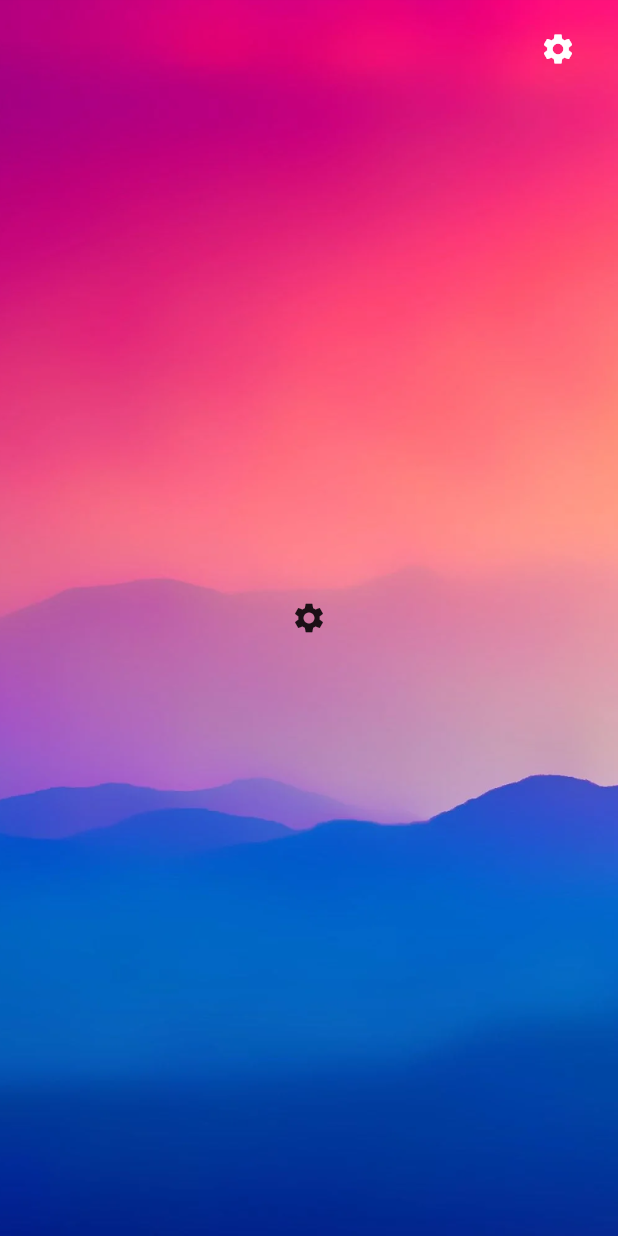
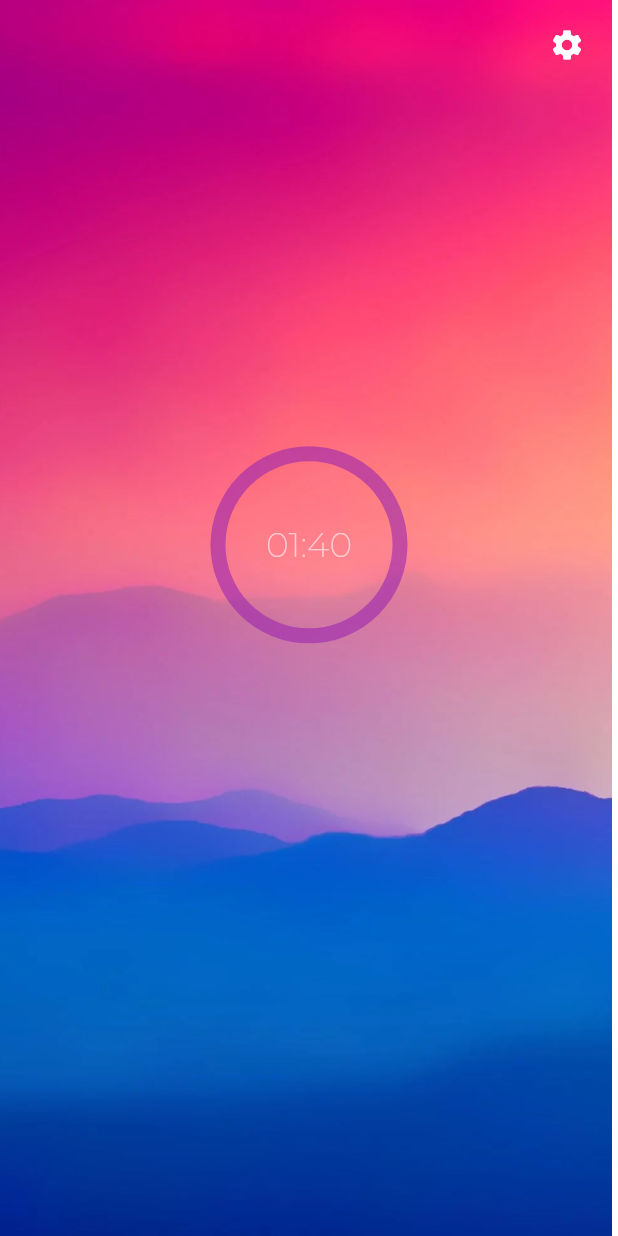
Before and after one commit to NotZetka/PomodoroApp, a Flutter app: the screen it shows after launch, on a phone screen of 412 x 824 dp. Run offline on Flutter 3.47's test engine with Material 2 defaults, Android fonts, the light colour scheme and no system bars; drawn by our look-alikes of circular_countdown_timer; our stand-ins replace google_fonts.

Commit message:
Added timer not finished

```diff
--- a/pomodoro_app/lib/home.dart
+++ b/pomodoro_app/lib/home.dart
@@ -1,5 +1,7 @@
 import 'package:flutter/material.dart';
 import 'package:flutter/rendering.dart';
+import 'package:circular_countdown_timer/circular_countdown_timer.dart';
+import 'package:google_fonts/google_fonts.dart';
 
 class Home extends StatefulWidget {
   const Home({Key? key}) : super(key: key);
@@ -9,52 +11,75 @@ class Home extends StatefulWidget {
 }
 
 class _HomeState extends State<Home> {
+  CountDownController _controller = CountDownController();
+  int duration = 100;
+
   @override
   Widget build(BuildContext context) {
-    return Scaffold(
-      backgroundColor: Colors.pink[400],
-      body: SafeArea(
-        child: Container(
-            decoration: BoxDecoration(
-              image: DecorationImage(
-                  image: AssetImage("assets/bgimage.png"), fit: BoxFit.cover),
+    return Stack(children: [
+      Image.asset('assets/bgimage.png', fit: BoxFit.cover),
+      Scaffold(
+        backgroundColor: Colors.transparent,
+        appBar: AppBar(
+          backgroundColor: Colors.transparent,
+          elevation: 0,
+          actions: [
+            Padding(
+              padding: const EdgeInsets.all(10.0),
+              child: IconButton(
+                onPressed: () {},
+                icon: Icon(Icons.settings),
               ),
-            child: Center(
+            ),
+          ],
+        ),
+        body: SafeArea(child: Center(
           //layoutbuilder is responsive for sizing app
           child: LayoutBuilder(builder: (context, constraints) {
             return Column(
               children: [
                 //Settings button
-                    Container(
-                      height: constraints.maxHeight * 0.08,
-                      child: Align(
-                        child: Padding(
-                          padding: const EdgeInsets.fromLTRB(0, 0, 20, 0),
-                          child: IconButton(
-                            onPressed: () {},
-                            icon: Icon(
-                              Icons.settings,
-                              color: Colors.white,
-                            ),
-                            alignment: Alignment.centerRight,
-                          ),
-                        ),
-                        alignment: Alignment.centerRight,
-                      ),
+                Expanded(
+                  child: Row(
+                    children: [
+                      Expanded(
+                        child: SizedBox(),
+                        flex: 5,
                       ),
                       Expanded(
+                        flex: 5,
                         child: Padding(
                           padding: const EdgeInsets.all(8.0),
-                        child: IconButton(
-                          onPressed: () {},
-                          icon: Icon(
-                            Icons.settings,
+                          child: Opacity(
+                            opacity: 0.6,
+                            child: CircularCountDownTimer(
+                              width: constraints.maxWidth * 0.25,
+                              height: constraints.maxHeight * 0.2,
+                              duration: duration,
+                              fillColor: Colors.pink,
+                              ringColor: Colors.purple,
+                              strokeWidth: 10.0,
+                              textStyle: TextStyle(
+                                fontSize: 23.0,
+                                color: Colors.white,
+                                fontFamily: 'Montserrat',
+                              ),
+                              isReverse: true,
+                              autoStart: false,
                             ),
                           ),
                         ),
                       ),
+                      Expanded(
+                        child: SizedBox(),
+                        flex: 5,
+                      )
+                    ],
+                  ),
+                ),
+
                 Container(
-                      height: constraints.maxHeight * 0.08,
+                  height: constraints.maxHeight * 0.2,
                   child: SizedBox(),
                 )
               ],
@@ -62,6 +87,6 @@ class _HomeState extends State<Home> {
           }),
         )),
       ),
-    );
+    ]);
   }
 }
--- a/pomodoro_app/lib/main.dart
+++ b/pomodoro_app/lib/main.dart
@@ -1,5 +1,4 @@
 import 'package:flutter/material.dart';
-
 import 'home.dart';
 import 'settings.dart';
 
```
Also changed, not shown: pomodoro_app/pubspec.yaml (+6 -4 lines), pomodoro_app/assets/bgimage.png, pomodoro_app/fonts/Montserrat-ExtraLight.ttf (added), pomodoro_app/pubspec.lock. Lines whose indentation alone changed are shown as unchanged.
